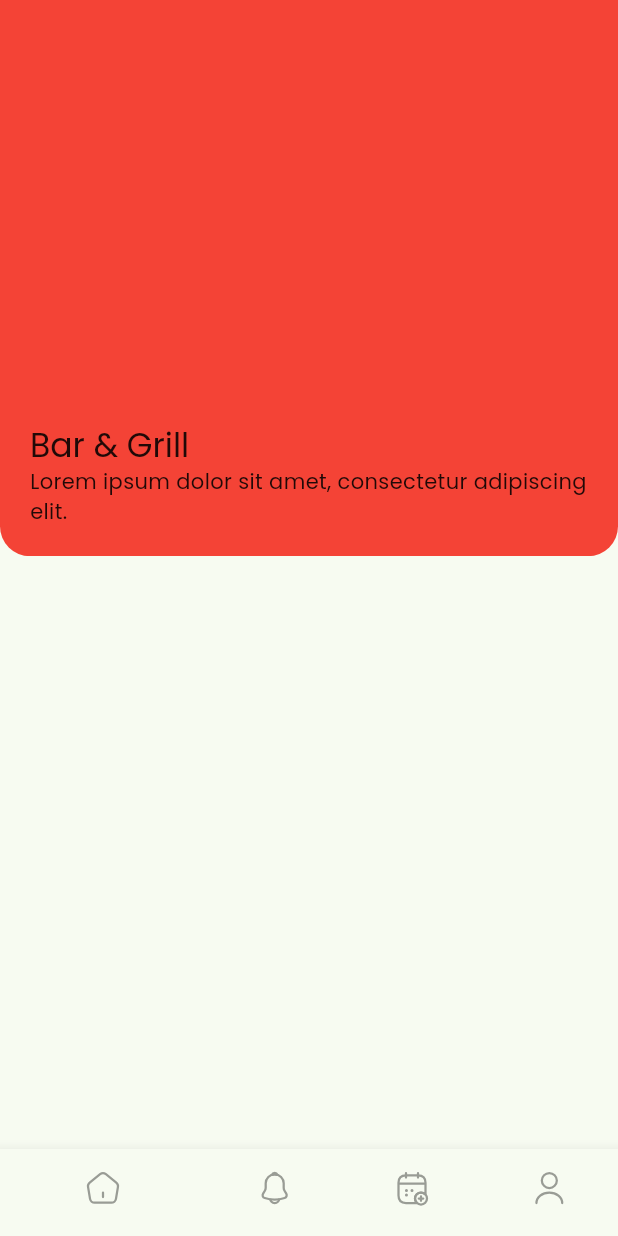
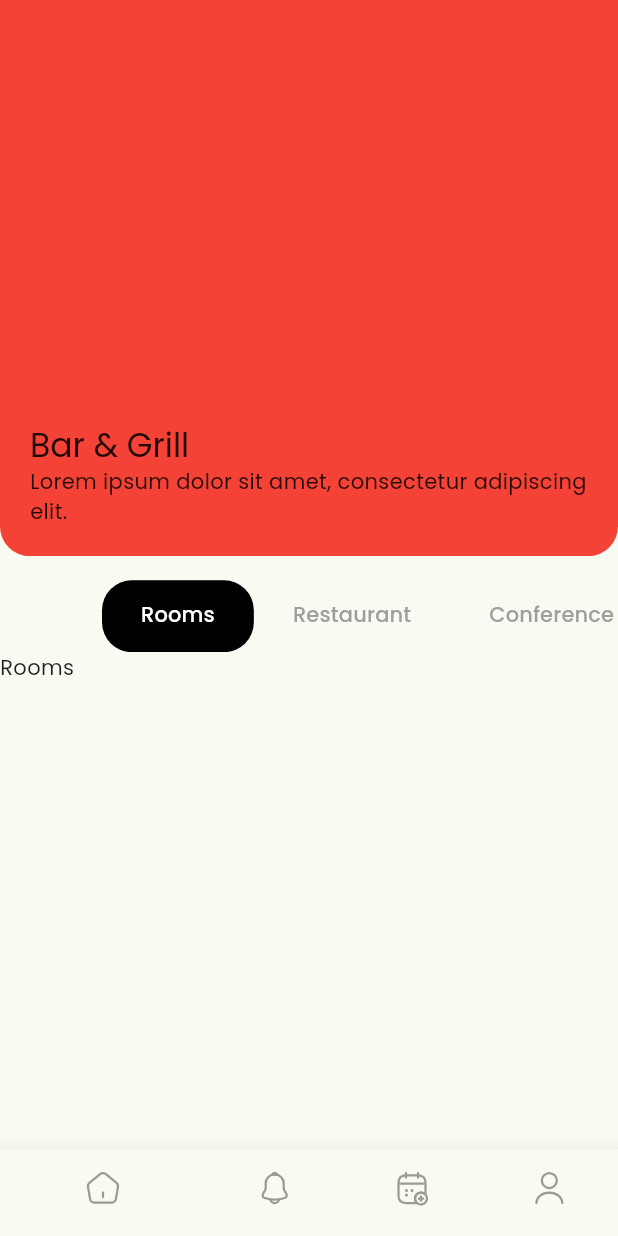
Before and after one commit to donald-88/the_ekhaya_files_material_you, a Flutter app: the screen it shows after launch, on a phone screen of 412 x 824 dp. Run offline on Flutter 3.47's test engine with Material 2 defaults, Android fonts, the phone set to English and light mode, and no system bars; drawn by our look-alikes of carousel_slider; our stand-ins replace flutter_svg, google_fonts.

Commit message:
tweaked tabbar

```diff
--- a/lib/pages/tabs/home.dart
+++ b/lib/pages/tabs/home.dart
@@ -1,19 +1,33 @@
 import 'package:flutter/material.dart';
 
 import '../../widgets/imageSlider.dart';
+import '../../widgets/myTabBar.dart';
+import '../../widgets/myTabBarViews.dart';
 
-class Home extends StatelessWidget {
-  Home({super.key});
+class Home extends StatefulWidget {
+  const Home({super.key});
 
+  @override
+  State<Home> createState() => _HomeState();
+}
+
+class _HomeState extends State<Home> with TickerProviderStateMixin {
   List colors = [Colors.red, Colors.green, Colors.blue, Colors.yellow];
+
   List text = ['red', 'green', 'blue', 'yellow'];
 
   @override
   Widget build(BuildContext context) {
+    TabController tabController = TabController(length: 3, vsync: this);
     final double height = MediaQuery.of(context).size.height;
     return ListView(
       padding: EdgeInsets.zero,
-      children: [ImageSlider(height: height, colors: colors, text: text)],
+      children: [
+        ImageSlider(height: height, colors: colors, text: text),
+        const SizedBox(height: 16),
+        MyTabBar(tabController: tabController),
+        myTabBarViews(tabController: tabController)
+      ],
     );
   }
 }
--- /dev/null
+++ b/lib/widgets/myTabBar.dart
@@ -0,0 +1,57 @@
+import 'package:flutter/material.dart';
+
+class MyTabBar extends StatelessWidget {
+  const MyTabBar({
+    super.key,
+    required this.tabController,
+  });
+
+  final TabController tabController;
+
+  @override
+  Widget build(BuildContext context) {
+    return TabBar(
+        controller: tabController,
+        dividerColor: Colors.transparent,
+        labelColor: Colors.white,
+        padding: const EdgeInsets.symmetric(horizontal: 16),
+        isScrollable: true,
+        splashBorderRadius: const BorderRadius.all(Radius.circular(20)),
+        unselectedLabelColor: Colors.grey,
+        indicator: BoxDecoration(
+            color: Colors.black, borderRadius: BorderRadius.circular(20)),
+        indicatorColor: Colors.white,
+        indicatorSize: TabBarIndicatorSize.tab,
+        tabs: const [
+          Tab(
+              child: Padding(
+            padding: EdgeInsets.all(10.0),
+            child: Row(
+              mainAxisAlignment: MainAxisAlignment.center,
+              mainAxisSize: MainAxisSize.min,
+              children: [Text("Rooms")],
+            ),
+          )),
+          Tab(
+            child: Padding(
+              padding: EdgeInsets.all(10.0),
+              child: Row(
+                mainAxisAlignment: MainAxisAlignment.center,
+                mainAxisSize: MainAxisSize.min,
+                children: [Text("Restaurant")],
+              ),
+            ),
+          ),
+          Tab(
+            child: Padding(
+              padding: EdgeInsets.all(10.0),
+              child: Row(
+                mainAxisAlignment: MainAxisAlignment.center,
+                mainAxisSize: MainAxisSize.min,
+                children: [Text("Conference")],
+              ),
+            ),
+          )
+        ]);
+  }
+}
--- /dev/null
+++ b/lib/widgets/myTabBarViews.dart
@@ -0,0 +1,23 @@
+import 'package:flutter/material.dart';
+
+class myTabBarViews extends StatelessWidget {
+  const myTabBarViews({
+    super.key,
+    required this.tabController,
+  });
+
+  final TabController tabController;
+
+  @override
+  Widget build(BuildContext context) {
+    return SizedBox(
+      height: double.maxFinite,
+      width: double.maxFinite,
+      child: TabBarView(controller: tabController, children: const [
+        Text('Rooms'),
+        Text('Restaurant'),
+        Text('Conference')
+      ]),
+    );
+  }
+}
```
